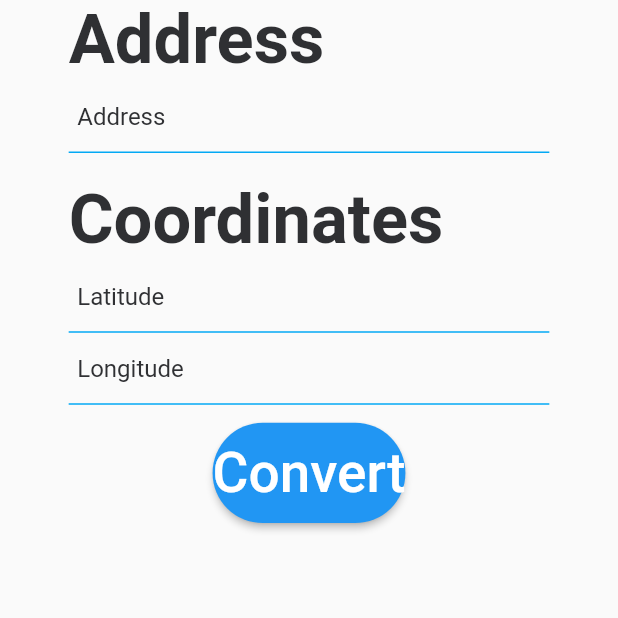
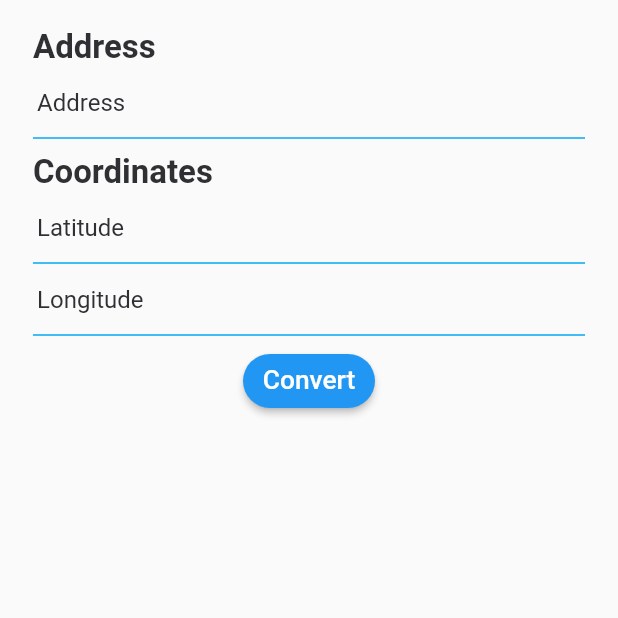
Before and after one commit to WinnLeong/Address-Coordinates, a Flutter app: the screen it shows after launch, on a phone screen of 412 x 824 dp, the top half of it. Run offline on Flutter 3.47's test engine with Material 2 defaults, Android fonts, the phone set to English and light mode, and no system bars; our stand-ins replace auto_route, flushbar, flutter_screenutil, flutter_spinkit, flutter_svg, geocoding; missing offline and left inert: map_launcher; Roboto replaces fonts that are missing (Myriad).

Commit message:
Update packages and fix functionalities

```diff
--- a/lib/home.dart
+++ b/lib/home.dart
@@ -66,6 +66,12 @@ class _HomeState extends State<Home> {
 
   @override
   Widget build(BuildContext context) {
+    ScreenUtil.init(
+      context,
+      designSize: Size(750, 1334),
+      allowFontScaling: true,
+    );
+
     return GestureDetector(
       onTap: () {
         FocusScopeNode currentFocus = FocusScope.of(context);
@@ -79,7 +85,7 @@ class _HomeState extends State<Home> {
           child: Stack(
             children: [
               Container(
-                padding: EdgeInsets.symmetric(horizontal: 40.w),
+                padding: EdgeInsets.symmetric(horizontal: 40.w, vertical: 30.h),
                 child: Form(
                   key: _formKey,
                   child: Column(
--- a/lib/main.dart
+++ b/lib/main.dart
@@ -1,13 +1,11 @@
 import 'package:auto_route/auto_route.dart';
 import 'package:flutter/material.dart';
-import 'package:flutter_screenutil/flutter_screenutil.dart';
 
-import 'router.gr.dart';
+import 'router.gr.dart' as router;
 import 'utils/constants.dart';
 
 void main() {
   WidgetsFlutterBinding.ensureInitialized();
-  ScreenUtil.init(designSize: Size(750, 1334), allowFontScaling: true);
   runApp(MyApp());
 }
 
@@ -24,9 +22,9 @@ class MyApp extends StatelessWidget {
         accentTextTheme: FontTheme().primaryFont,
         // visualDensity: VisualDensity.adaptivePlatformDensity,
       ),
-      builder: ExtendedNavigator<Router>(
-        initialRoute: Routes.home,
-        router: Router(),
+      builder: ExtendedNavigator<router.Router>(
+        initialRoute: router.Routes.home,
+        router: router.Router(),
       ),
     );
   }
```
Also changed, not shown: lib/details.dart (+5 -4 lines), pubspec.yaml (+8 -8 lines), lib/router.gr.dart, pubspec.lock, 1 other file.
